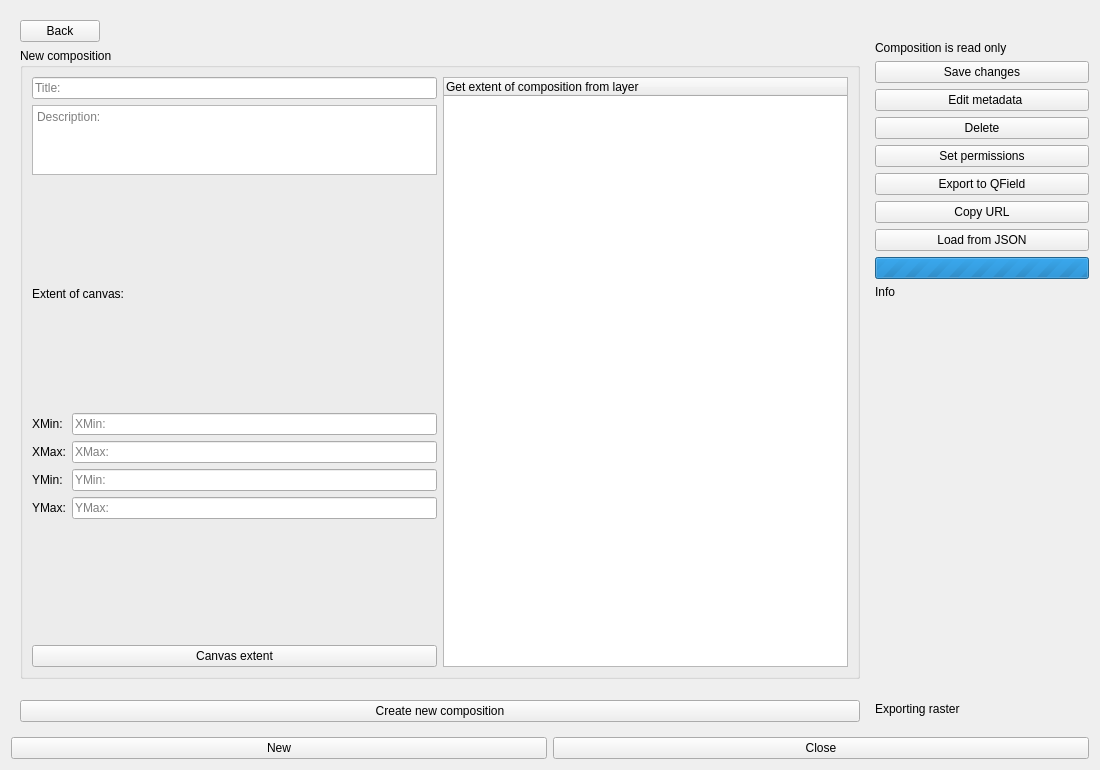
This is dlg_currentComposition.ui in LESPROJEKT/qgis-layman-plugin as Qt 5 draws it before an edit. The edited form follows.
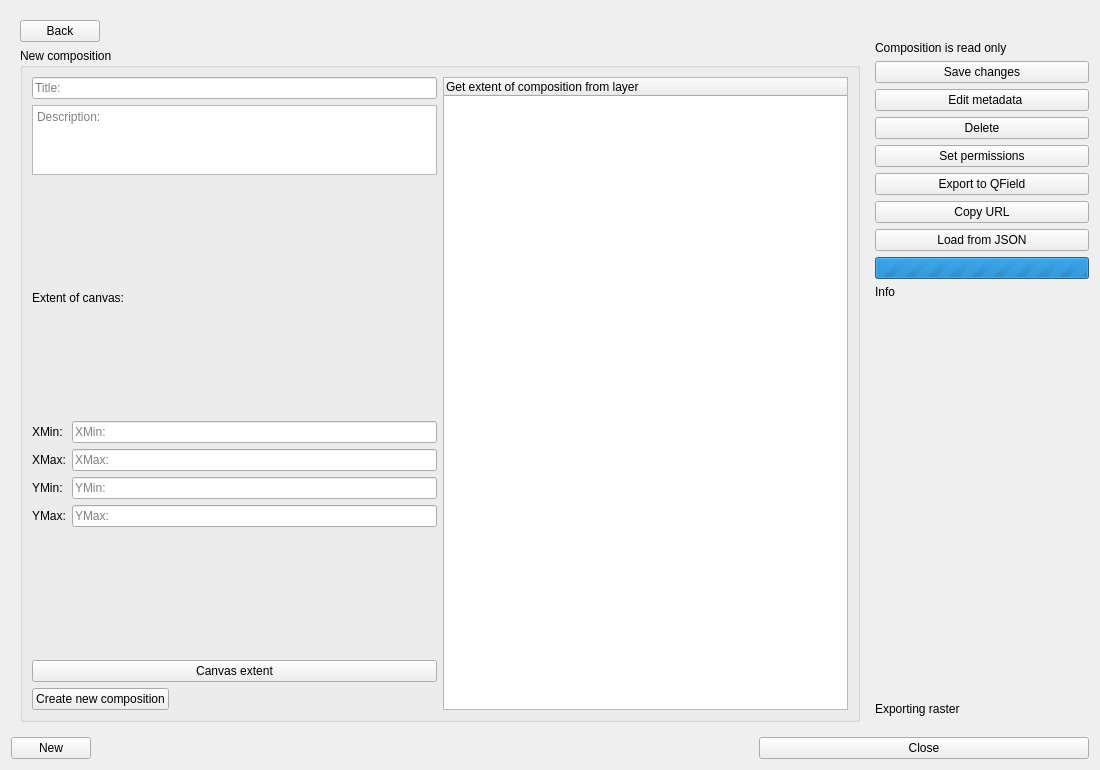
This is the edited form. The open tabs and pages were chosen to show the change. Icons and pictures are not drawn.

The edit to the form file:
```diff
--- a/dlg_currentComposition.ui
+++ b/dlg_currentComposition.ui
@@ -297,6 +297,23 @@
               </property>
              </widget>
             </item>
+            <item>
+             <widget class="QPushButton" name="pushButton_CreateComposition">
+              <property name="sizePolicy">
+               <sizepolicy hsizetype="Fixed" vsizetype="Fixed">
+                <horstretch>0</horstretch>
+                <verstretch>0</verstretch>
+               </sizepolicy>
+              </property>
+              <property name="text">
+               <string>Create new composition</string>
+              </property>
+              <property name="icon">
+               <iconset>
+                <normaloff>icons/save_ico.png</normaloff>icons/save_ico.png</iconset>
+              </property>
+             </widget>
+            </item>
            </layout>
           </item>
           <item>
@@ -311,39 +328,6 @@
          </layout>
         </widget>
        </item>
-       <item>
-        <spacer name="verticalSpacer_create">
-         <property name="orientation">
-          <enum>Qt::Vertical</enum>
-         </property>
-         <property name="sizeType">
-          <enum>QSizePolicy::Fixed</enum>
-         </property>
-         <property name="sizeHint" stdset="0">
-          <size>
-           <width>20</width>
-           <height>15</height>
-          </size>
-         </property>
-        </spacer>
-       </item>
-       <item>
-        <widget class="QPushButton" name="pushButton_CreateComposition">
-         <property name="sizePolicy">
-          <sizepolicy hsizetype="Expanding" vsizetype="Fixed">
-           <horstretch>0</horstretch>
-           <verstretch>0</verstretch>
-          </sizepolicy>
-         </property>
-         <property name="text">
-          <string>Create new composition</string>
-         </property>
-         <property name="icon">
-          <iconset>
-           <normaloff>icons/save_ico.png</normaloff>icons/save_ico.png</iconset>
-         </property>
-        </widget>
-       </item>
       </layout>
      </widget>
      <widget class="QWidget" name="page4">
@@ -1019,8 +1003,33 @@
        </property>
       </widget>
      </item>
+     <item>
+      <spacer name="horizontalSpacer_close">
+       <property name="orientation">
+        <enum>Qt::Horizontal</enum>
+       </property>
+       <property name="sizeHint" stdset="0">
+        <size>
+         <width>40</width>
+         <height>20</height>
+        </size>
+       </property>
+      </spacer>
+     </item>
      <item>
       <widget class="QPushButton" name="pushButton_close2">
+       <property name="sizePolicy">
+        <sizepolicy hsizetype="Preferred" vsizetype="Fixed">
+         <horstretch>0</horstretch>
+         <verstretch>0</verstretch>
+        </sizepolicy>
+       </property>
+       <property name="minimumSize">
+        <size>
+         <width>330</width>
+         <height>0</height>
+        </size>
+       </property>
        <property name="text">
         <string>Close</string>
        </property>
```
